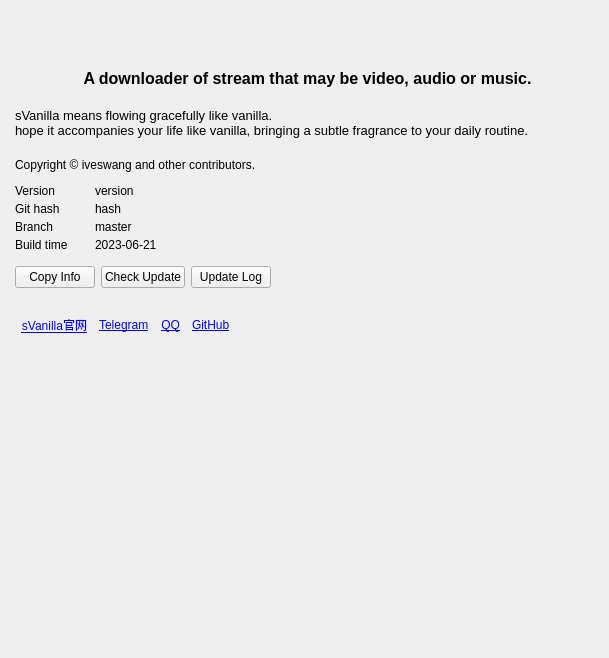
The window that sVanilla/src/ClientUi/Setting/About.ui (WangPengZhan/sVanilla) describes before a commit, drawn with Qt 5.
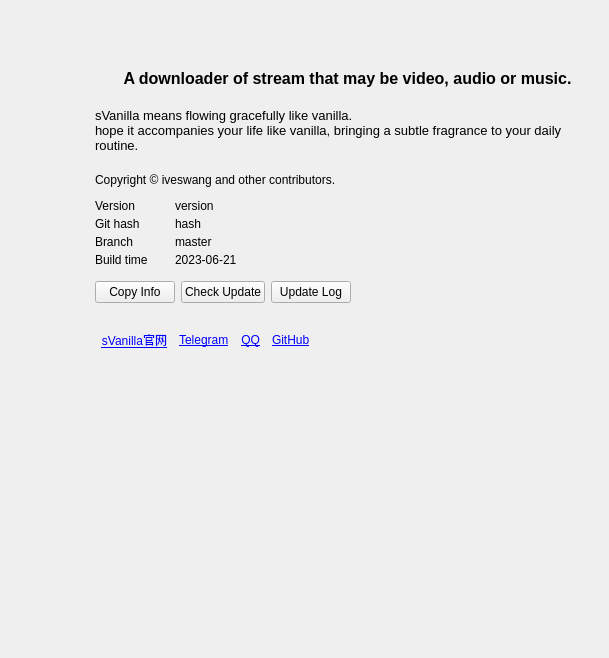
The same window after the commit. Icons and pictures are not drawn. Custom widgets are drawn as their Qt base class.

Patch:
```diff
--- a/sVanilla/src/ClientUi/Setting/About.ui
+++ b/sVanilla/src/ClientUi/Setting/About.ui
@@ -37,6 +37,12 @@
        <verstretch>0</verstretch>
       </sizepolicy>
      </property>
+     <property name="minimumSize">
+      <size>
+       <width>80</width>
+       <height>0</height>
+      </size>
+     </property>
      <layout class="QVBoxLayout" name="verticalLayout">
       <property name="leftMargin">
        <number>0</number>
@@ -226,6 +232,12 @@
           </item>
           <item>
            <widget class="QLabel" name="labelInfo">
+            <property name="sizePolicy">
+             <sizepolicy hsizetype="Preferred" vsizetype="Preferred">
+              <horstretch>0</horstretch>
+              <verstretch>0</verstretch>
+             </sizepolicy>
+            </property>
             <property name="font">
              <font>
               <pointsize>10</pointsize>
@@ -236,8 +248,8 @@
              <string>sVanilla means flowing gracefully like vanilla.
 hope it accompanies your life like vanilla, bringing a subtle fragrance to your daily routine.</string>
             </property>
-            <property name="textFormat">
-             <enum>Qt::AutoText</enum>
+            <property name="wordWrap">
+             <bool>true</bool>
             </property>
            </widget>
           </item>
```
Left out of the diff: 4 changed lines with no effect on the pictures.
